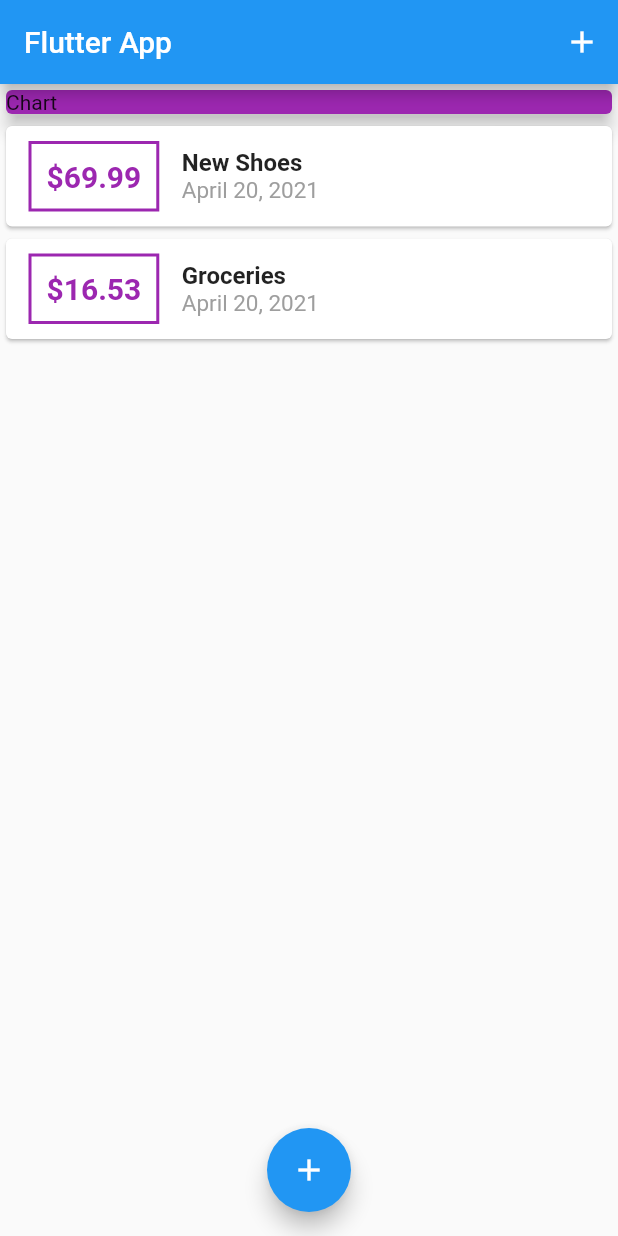
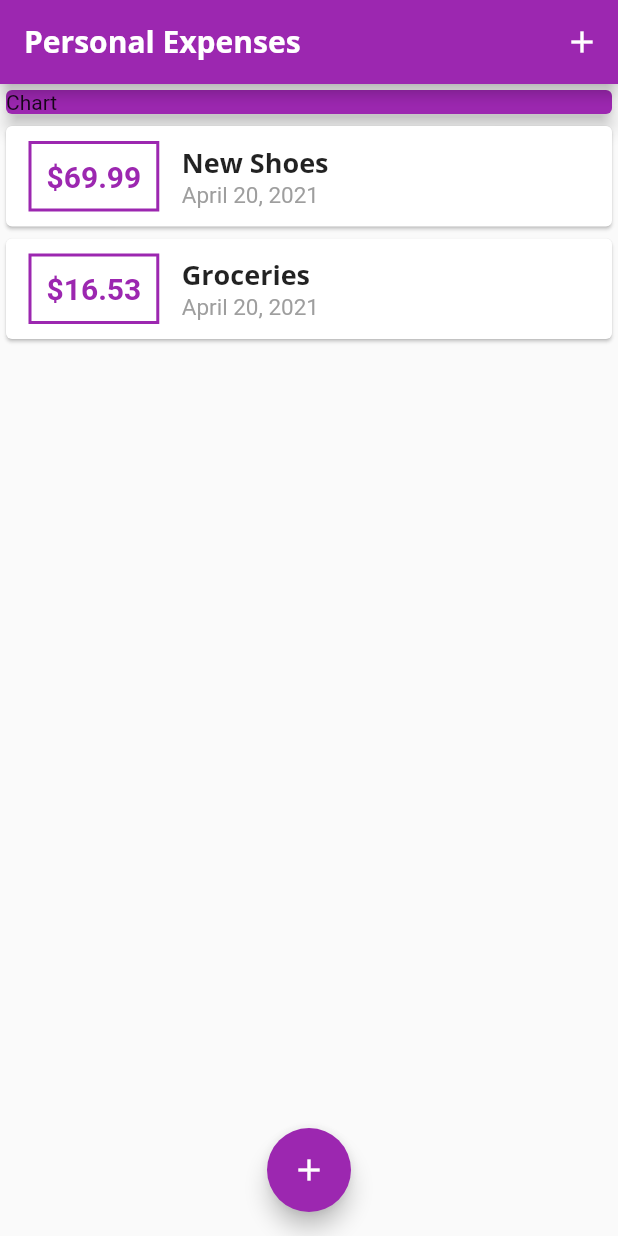
Before and after one commit to bkalil7/personal-expenses-app, a Flutter app: the screen it shows after launch, on a phone screen of 412 x 824 dp. Run offline on Flutter 3.47's test engine with Material 2 defaults, Android fonts, the phone set to English and light mode, and no system bars.

Commit message:
Add new fonts to assets folder and custom theme for the app

```diff
--- a/lib/main.dart
+++ b/lib/main.dart
@@ -13,7 +13,27 @@ class MyApp extends StatelessWidget {
   @override
   Widget build(BuildContext context) {
     return MaterialApp(
-      title: 'Flutter Demo',
+      title: 'Personal Expenses',
+      theme: ThemeData(
+        primarySwatch: Colors.purple,
+        fontFamily: "Quicksand",
+        textTheme: ThemeData.light().textTheme.copyWith(
+              headline6: TextStyle(
+                fontFamily: "OpenSans",
+                fontWeight: FontWeight.bold,
+                fontSize: 18,
+              ),
+            ),
+        appBarTheme: AppBarTheme(
+          textTheme: ThemeData.light().textTheme.copyWith(
+                headline6: TextStyle(
+                  fontFamily: "OpenSans",
+                  fontSize: 20,
+                  fontWeight: FontWeight.bold,
+                ),
+              ),
+        ),
+      ),
       home: MyHomePage(),
     );
   }
@@ -68,12 +88,15 @@ class _MyHomePageState extends State<MyHomePage> {
   @override
   Widget build(BuildContext context) {
     return Scaffold(
-      appBar: AppBar(title: Text("Flutter App"), actions: <Widget>[
-        IconButton(
-          icon: Icon(Icons.add),
-          onPressed: () => _startAddNewTransaction(context),
-        ),
-      ]),
+      appBar: AppBar(
+        title: Text("Personal Expenses"),
+        actions: <Widget>[
+          IconButton(
+            icon: Icon(Icons.add),
+            onPressed: () => _startAddNewTransaction(context),
+          ),
+        ],
+      ),
       body: SingleChildScrollView(
         child: Column(
           children: <Widget>[
--- a/lib/widgets/transaction_list.dart
+++ b/lib/widgets/transaction_list.dart
@@ -24,7 +24,7 @@ class TransactionList extends StatelessWidget {
                     ),
                     decoration: BoxDecoration(
                       border: Border.all(
-                        color: Colors.purple,
+                        color: Theme.of(context).primaryColor,
                         width: 2,
                       ),
                     ),
@@ -34,7 +34,7 @@ class TransactionList extends StatelessWidget {
                       style: TextStyle(
                         fontWeight: FontWeight.bold,
                         fontSize: 20,
-                        color: Colors.purple,
+                        color: Theme.of(context).primaryColor,
                       ),
                     ),
                   ),
@@ -42,11 +42,8 @@ class TransactionList extends StatelessWidget {
                     crossAxisAlignment: CrossAxisAlignment.start,
                     children: <Widget>[
                       Text(
-                        '${transactions[index].title}',
-                        style: TextStyle(
-                          fontWeight: FontWeight.bold,
-                          fontSize: 16,
-                        ),
+                        transactions[index].title,
+                        style: Theme.of(context).textTheme.headline6,
                       ),
                       Text(
                         DateFormat.yMMMMd().format(transactions[index].date),
```
Also changed, not shown: pubspec.yaml (+11 -6 lines), assets/fonts/OpenSans-Bold.ttf (added), assets/fonts/OpenSans-Regular.ttf (added), assets/fonts/Quicksand-Bold.ttf (added), assets/fonts/Quicksand-Light.ttf (added), assets/fonts/Quicksand-Medium.ttf (added), assets/fonts/Quicksand-Regular.ttf (added).
